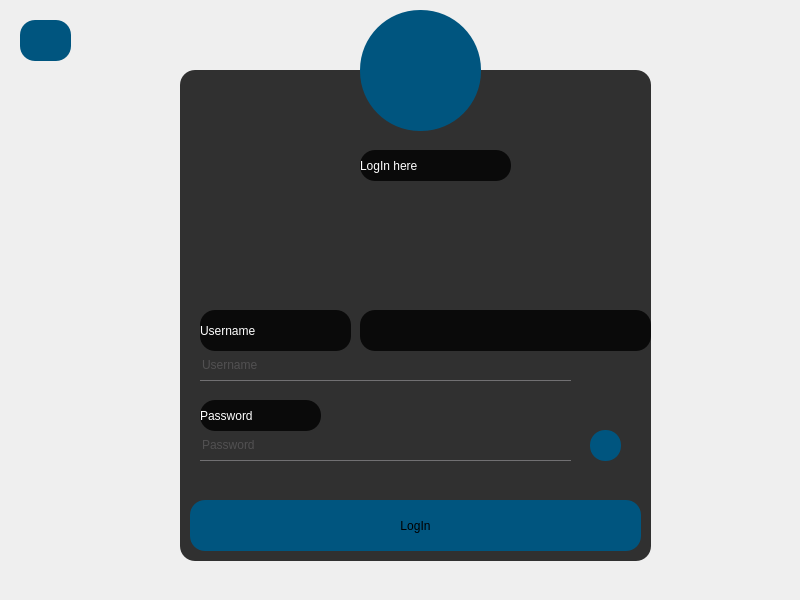
This is messenger/login.ui in aliomidi3002/Messenger as Qt 5 draws it before an edit. The edited form follows.
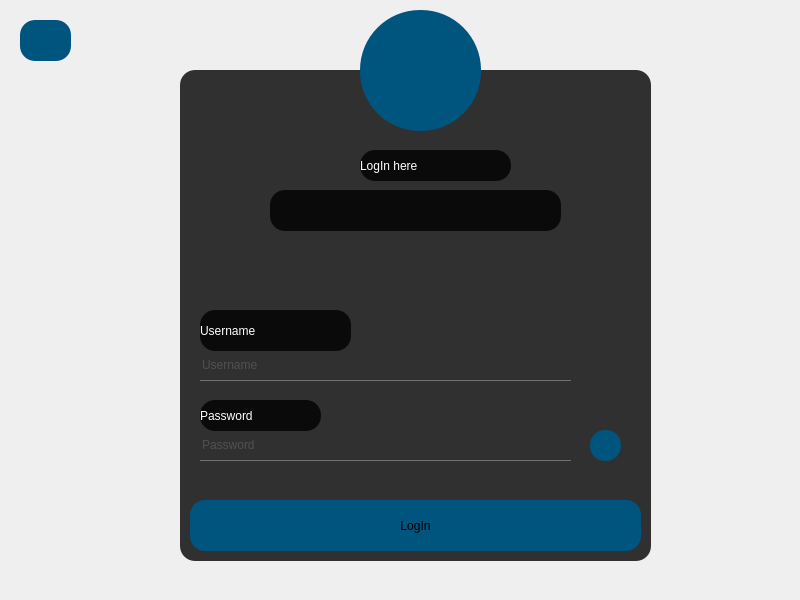
This is the edited form. Icons and pictures are not drawn.

Diff of the .ui file:
```diff
--- a/messenger/login.ui
+++ b/messenger/login.ui
@@ -200,8 +200,8 @@
    <widget class="QLabel" name="label_4">
     <property name="geometry">
      <rect>
-      <x>180</x>
-      <y>240</y>
+      <x>90</x>
+      <y>120</y>
       <width>291</width>
       <height>41</height>
      </rect>
```
